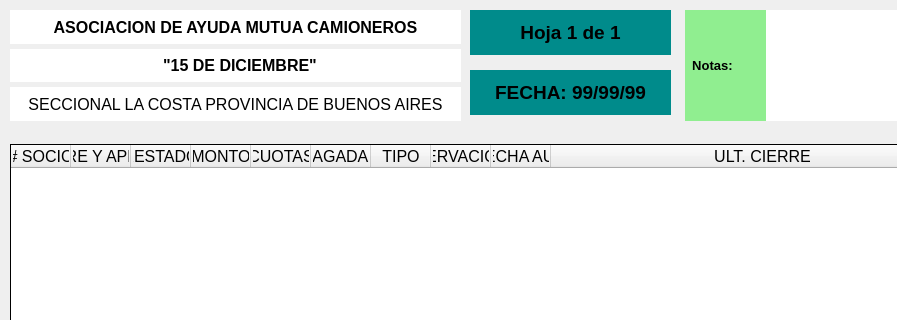
This is printbusquedacompras.ui in agustingabiola/mutCam as Qt 5 draws it before an edit; both pictures show x 0 to 897 and y 0 to 320 of the 980 by 756 pixel window. The edited form follows.
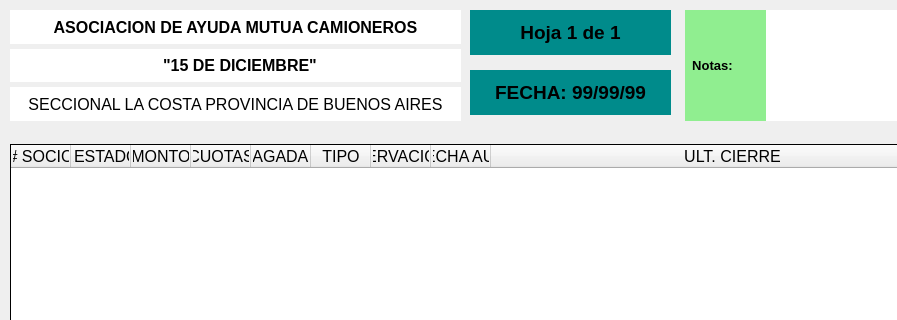
This is the edited form. Icons and pictures are not drawn.

```diff
--- a/printbusquedacompras.ui
+++ b/printbusquedacompras.ui
@@ -303,11 +303,6 @@
      <string># SOCIO</string>
     </property>
    </column>
-   <column>
-    <property name="text">
-     <string>NOMBRE Y APELLIDO</string>
-    </property>
-   </column>
    <column>
     <property name="text">
      <string>PRESTADOR</string>
```
